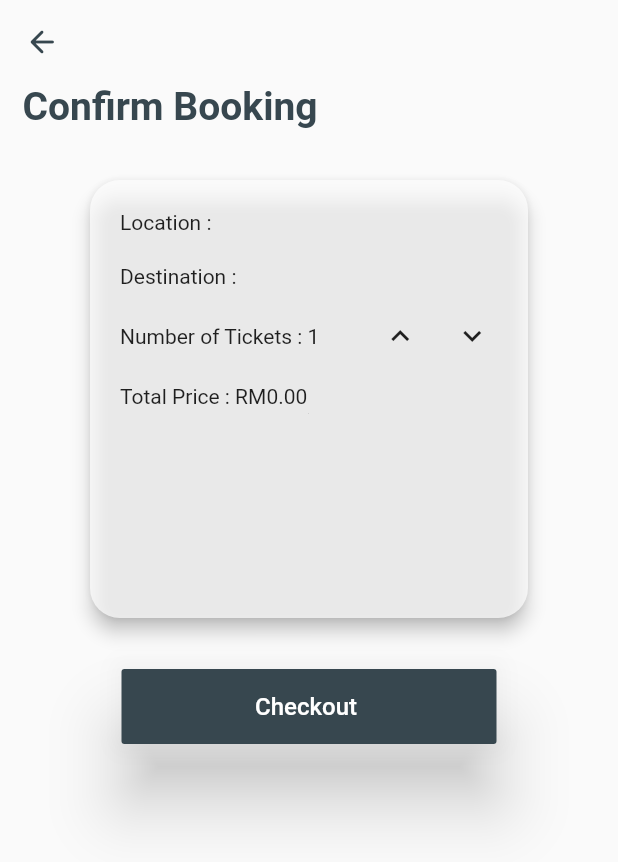
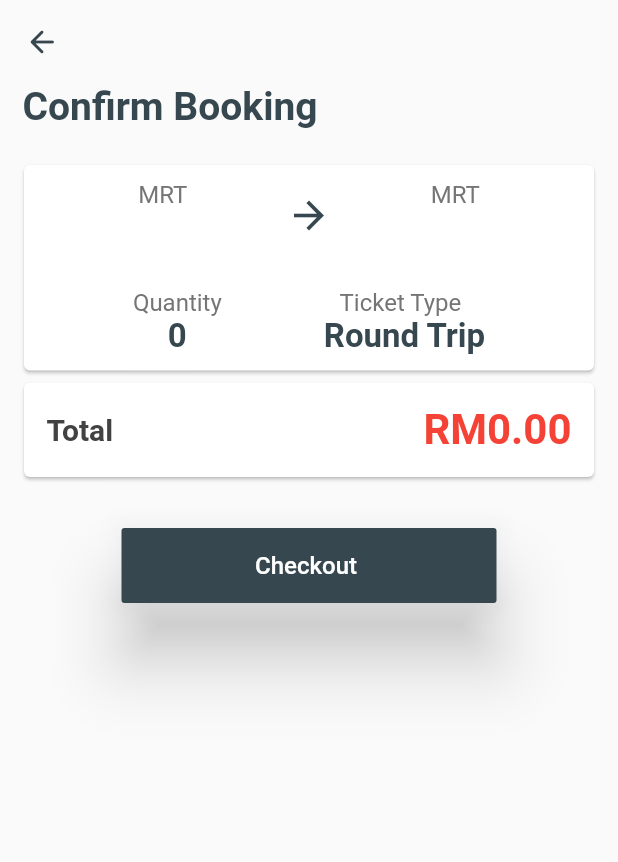
Before and after one commit to 0xV4L3NT1N3/rapidkl-eticketing, a Flutter app: the Confirmation screen opened directly with empty values, on a phone screen of 412 x 824 dp. Shown: the top 862 px of the screen. Run offline on Flutter 3.47's test engine with Material 2 defaults, Android fonts, the phone set to English and light mode, and no system bars; our stand-ins replace cloud_firestore, firebase_auth, firebase_storage, flutter_spinkit, image_picker; accounts and stored records are empty; network calls fail.

Commit message:
Fixed Confirm Booking parameter passing

```diff
--- a/lib/Pages/Confirmation Page.dart
+++ b/lib/Pages/Confirmation Page.dart
@@ -6,20 +6,22 @@ class Confirmation extends StatefulWidget {
   String location;
   String destination;
   double price;
+  int count = 0;
 
-  Confirmation({this.location, this.destination, this.price});
+  Confirmation({this.location, this.destination, this.price, this.count});
 
   @override
   _ConfirmationState createState() =>
-      _ConfirmationState(location, destination, price);
+      _ConfirmationState(location, destination, price, count);
 }
 
 class _ConfirmationState extends State<Confirmation> {
   String location;
   String destination;
-  int count = 1;
   double price;
-  _ConfirmationState(this.location, this.destination, this.price);
+  int count;
+
+  _ConfirmationState(this.location, this.destination, this.price, this.count);
 
   @override
   Widget build(BuildContext context) {
@@ -53,92 +55,151 @@ class _ConfirmationState extends State<Confirmation> {
               ),
             ),
 
-            SizedBox(
-              height: 30.0,
+            SizedBox(height: 20),
+
+            // Ticket details card
+            Padding(
+              padding: const EdgeInsets.only(left: 12.0, right: 12.0),
+              child: Container(
+                  child: Card(
+                child: Padding(
+                  padding: const EdgeInsets.all(10.0),
+                  child: Column(
+                    crossAxisAlignment: CrossAxisAlignment.start,
+                    mainAxisAlignment: MainAxisAlignment.spaceEvenly,
+                    children: [
+                      Row(
+                        mainAxisAlignment: MainAxisAlignment.spaceEvenly,
+                        children: [
+                          // Start location
+                          Column(
+                            children: [
+                              Text('MRT',
+                                  style: TextStyle(
+                                      fontSize: 16, color: Colors.grey[600])),
+                              Container(
+                                width: 120,
+                                child: Text(
+                                  location,
+                                  overflow: TextOverflow.ellipsis,
+                                  textAlign: TextAlign.center,
+                                  style: TextStyle(
+                                      fontSize: 24,
+                                      color: Colors.blueGrey[800],
+                                      fontWeight: FontWeight.bold),
                                 ),
-            SizedBox(
-              height: 300.0,
-              width: 300.0,
-              child: Card(
-                elevation: 5.0,
-                color: Colors.white70,
-                shape: RoundedRectangleBorder(
-                  borderRadius: BorderRadius.circular(20.0),
                               ),
-                child: Column(
+                            ],
+                          ),
+                          // Arrow icon
+                          Icon(
+                            Icons.arrow_forward,
+                            color: Colors.blueGrey[800],
+                            size: 30,
+                          ),
+                          // End destination
+                          Column(
                             children: [
-                    SizedBox(
-                      height: 20.0,
+                              Text('MRT',
+                                  style: TextStyle(
+                                      fontSize: 16, color: Colors.grey[600])),
+                              Container(
+                                width: 120,
+                                child: Text(
+                                  destination,
+                                  overflow: TextOverflow.ellipsis,
+                                  textAlign: TextAlign.center,
+                                  style: TextStyle(
+                                      fontSize: 24,
+                                      color: Colors.blueGrey[800],
+                                      fontWeight: FontWeight.bold),
                                 ),
-                    Padding(
-                      padding: EdgeInsets.only(left: 20.0),
-                      child: Align(
-                          alignment: Alignment.centerLeft,
-                          child: Text(
-                            'Location : ${location}',
-                            style: TextStyle(fontSize: 14.0),
-                          )),
                               ),
-                    SizedBox(
-                      height: 20.0,
+                            ],
+                          )
+                        ],
                       ),
-                    Padding(
-                      padding: EdgeInsets.only(left: 20.0),
-                      child: Align(
-                          alignment: Alignment.centerLeft,
-                          child: Text('Destination : ${destination}',
-                              style: TextStyle(fontSize: 14.0))),
+                      SizedBox(height: 25),
+                      // Quantity details
+                      Row(
+                        mainAxisAlignment: MainAxisAlignment.spaceEvenly,
+                        children: [
+                          Column(
+                            children: [
+                              Text(
+                                'Quantity',
+                                style: TextStyle(
+                                  fontSize: 16,
+                                  color: Colors.grey[600],
                                 ),
-                    SizedBox(
-                      height: 8.0,
                               ),
-                    Padding(
-                      padding: EdgeInsets.only(left: 20.0),
-                      child: Align(
-                          alignment: Alignment.centerLeft,
-                          child: Row(
+                              Text(
+                                '${count}',
+                                style: TextStyle(
+                                    fontSize: 22,
+                                    color: Colors.blueGrey[800],
+                                    fontWeight: FontWeight.bold),
+                              ),
+                            ],
+                          ),
+                          // Ticket type details
+                          Column(
                             children: [
-                              Text('Number of Tickets : ${count}',
-                                  style: TextStyle(fontSize: 14.0)),
-                              SizedBox(width: 30.0),
-                              IconButton(
-                                  icon: Icon(Icons.expand_less),
-                                  splashRadius: 20.0,
-                                  onPressed: () {
-                                    setState(() {
-                                      count = count + 1;
-                                    });
-                                  }),
-                              IconButton(
-                                  icon: Icon(Icons.expand_more),
-                                  splashRadius: 20.0,
-                                  onPressed: () {
-                                    setState(() {
-                                      if (count == 0) {
-                                        count = 0;
-                                      } else {
-                                        count = count - 1;
-                                      }
-                                    });
-                                  })
+                              Text(
+                                'Ticket Type',
+                                style: TextStyle(
+                                  fontSize: 16,
+                                  color: Colors.grey[600],
+                                ),
+                              ),
+                              Text(
+                                ' Round Trip',
+                                style: TextStyle(
+                                    fontSize: 22,
+                                    color: Colors.blueGrey[800],
+                                    fontWeight: FontWeight.bold),
+                              ),
                             ],
-                          )),
                           ),
-                    SizedBox(
-                      height: 8.0,
-                    ),
-                    Padding(
-                      padding: EdgeInsets.only(left: 20.0),
-                      child: Align(
-                          alignment: Alignment.centerLeft,
-                          child: Text(
-                              'Total Price : RM${(price * count).toStringAsFixed(2)}',
-                              style: TextStyle(fontSize: 14.0))),
+                        ],
                       ),
                     ],
                   ),
                 ),
+              )),
             ),
+
+            // Total card
+            Padding(
+              padding: const EdgeInsets.only(left: 12.0, right: 12.0),
+              child: Container(
+                  child: Card(
+                child: Padding(
+                  padding: const EdgeInsets.all(15.0),
+                  child: Row(
+                    mainAxisAlignment: MainAxisAlignment.spaceBetween,
+                    children: [
+                      Text(
+                        'Total',
+                        style: TextStyle(
+                            fontSize: 20,
+                            color: Colors.grey[800],
+                            fontWeight: FontWeight.bold),
+                      ),
+                      Text(
+                        'RM${(price * count).toStringAsFixed(2)}',
+                        style: TextStyle(
+                            fontSize: 28,
+                            color: Colors.red,
+                            fontWeight: FontWeight.bold),
+                      ),
+                    ],
+                  ),
+                ),
+              )),
+            ),
+
+            // Checkout button
             Align(
               alignment: Alignment.bottomCenter,
               child: Padding(
--- a/lib/Pages/Home.dart
+++ b/lib/Pages/Home.dart
@@ -59,6 +59,8 @@ class Home extends StatefulWidget {
 class _HomeState extends State<Home> {
   String location;
   String destination;
+  String ticketstatus;
+  int count = 1;
   String errortext = '';
   double price;
   var _controller = TextEditingController();
@@ -162,16 +164,39 @@ class _HomeState extends State<Home> {
                                       fontSize: 14, color: Colors.grey[600]),
                                 ),
                                 SizedBox(height: 5),
+                                Row(
+                                  children: [
                                     Text(
-                                  '2',
+                                      count.toString(),
                                       style: TextStyle(
                                           fontSize: 28,
                                           color: Colors.blueGrey[800],
                                           fontWeight: FontWeight.bold),
                                     ),
+                                    IconButton(
+                                        icon: Icon(Icons.expand_less),
+                                        splashRadius: 20.0,
+                                        onPressed: () {
+                                          setState(() {
+                                            count = count + 1;
+                                          });
+                                        }),
+                                    IconButton(
+                                        icon: Icon(Icons.expand_more),
+                                        splashRadius: 20.0,
+                                        onPressed: () {
+                                          setState(() {
+                                            if (count == 1) {
+                                              count = 1;
+                                            } else {
+                                              count = count - 1;
+                                            }
+                                          });
+                                        })
+                                  ],
+                                )
                               ],
                             ),
-                            SizedBox(width: 50),
                             Checkbox(value: false, onChanged: null),
                             Text(
                               'Round Trip',
@@ -260,7 +285,9 @@ class _HomeState extends State<Home> {
                                   builder: (context) => Confirmation(
                                         location: location,
                                         destination: destination,
-                                      price: price)))
+                                        price: price,
+                                        count: count,
+                                      )))
                               .whenComplete(() {
                             setState(() {
                               location = null;
--- a/lib/Pages/Payment Page.dart
+++ b/lib/Pages/Payment Page.dart
@@ -1,7 +1,6 @@
 import 'package:flutter/cupertino.dart';
 import 'package:flutter/material.dart';
 import 'package:rapidkl/Pages/signin.dart';
-
 
 class Payment extends StatefulWidget {
   @override
@@ -12,31 +11,45 @@ class _PaymentState extends State<Payment> {
   @override
   Widget build(BuildContext context) {
     return Scaffold(
+      appBar: AppBar(
+        backgroundColor: Colors.grey[50],
+        leading: IconButton(
+          icon: Icon(Icons.arrow_back_rounded),
+          color: Colors.blueGrey[800],
+          onPressed: () {
+            Navigator.pop(context);
+          },
+        ),
+        elevation: 0,
+      ),
       body: Container(
         height: double.maxFinite,
         width: double.maxFinite,
         child: Column(
           children: [
+            // Page title
             Align(
-              alignment: Alignment.topCenter,
+              alignment: Alignment.topLeft,
               child: Padding(
-                padding: const EdgeInsets.only(top: 30.0),
+                padding: const EdgeInsets.only(left: 15.0),
                 child: Text(
                   'Payment',
                   style: TextStyle(
-                      fontSize: 40,
+                      fontSize: 26,
                       fontWeight: FontWeight.bold,
                       color: Colors.blueGrey[800]),
                 ),
               ),
             ),
-            SizedBox(height: 30.0,),
-            Align(
-              alignment: Alignment.center,
-              child: Icon(Icons.credit_card_outlined, size: 50.0,),
+
+            SizedBox(height: 20),
+            Card(
+              child: ListTile(
+                leading: FlutterLogo(),
+                title: Text('Visa Card'),
               ),
-            SizedBox(height: 20.0,),
-            Text('You Will Be Redirected To Your Payment Option ', style: TextStyle(fontSize: 14.0),),
+            ),
+
             SingleChildScrollView(
               child: Container(
                 height: 300.0,
@@ -56,14 +69,14 @@ class _PaymentState extends State<Payment> {
                                 Icon(Icons.check_circle_outline),
                               ],
                             ),
-                                onPressed: (){
+                            onPressed: () {
                               Navigator.popAndPushNamed(context, '/qrticket');
                             },
                           ),
                         ),
                       ),
                       Padding(
-                        padding: EdgeInsets.only( left: 70.0),
+                        padding: EdgeInsets.only(left: 70.0),
                         child: SizedBox(
                           width: 120.0,
                           height: 40.0,
@@ -75,7 +88,7 @@ class _PaymentState extends State<Payment> {
                                   Icon(Icons.cancel_outlined),
                                 ],
                               ),
-                              onPressed: (){
+                              onPressed: () {
                                 Navigator.pop(context);
                               },
                             ),
```
Also changed, not shown: lib/Services/Price counter.dart (+3 -8 lines). Lines whose indentation alone changed are shown as unchanged.
